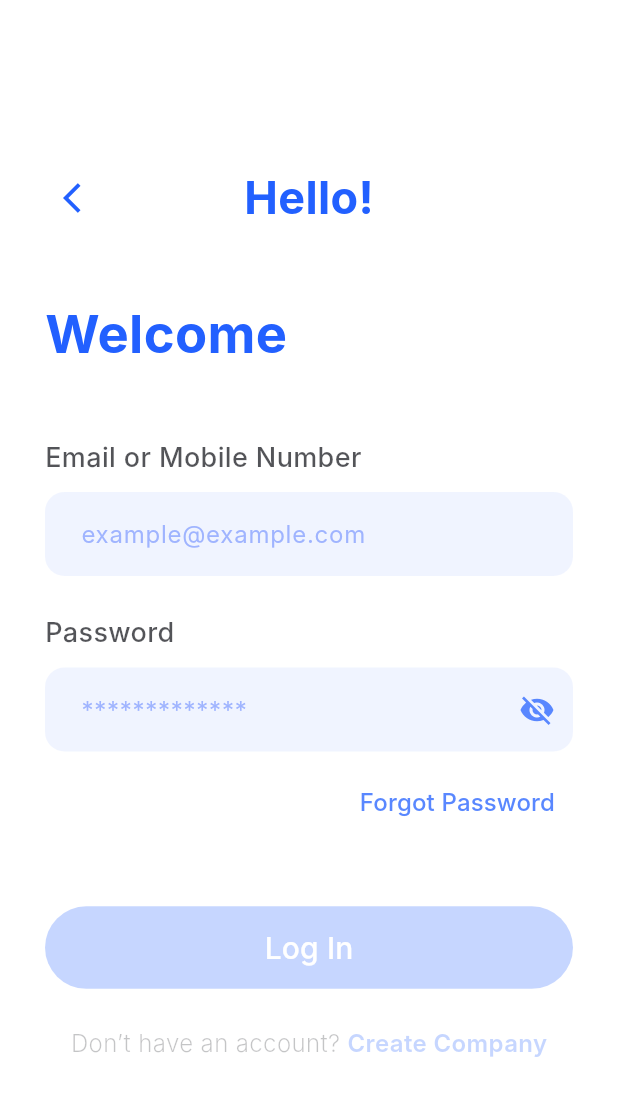
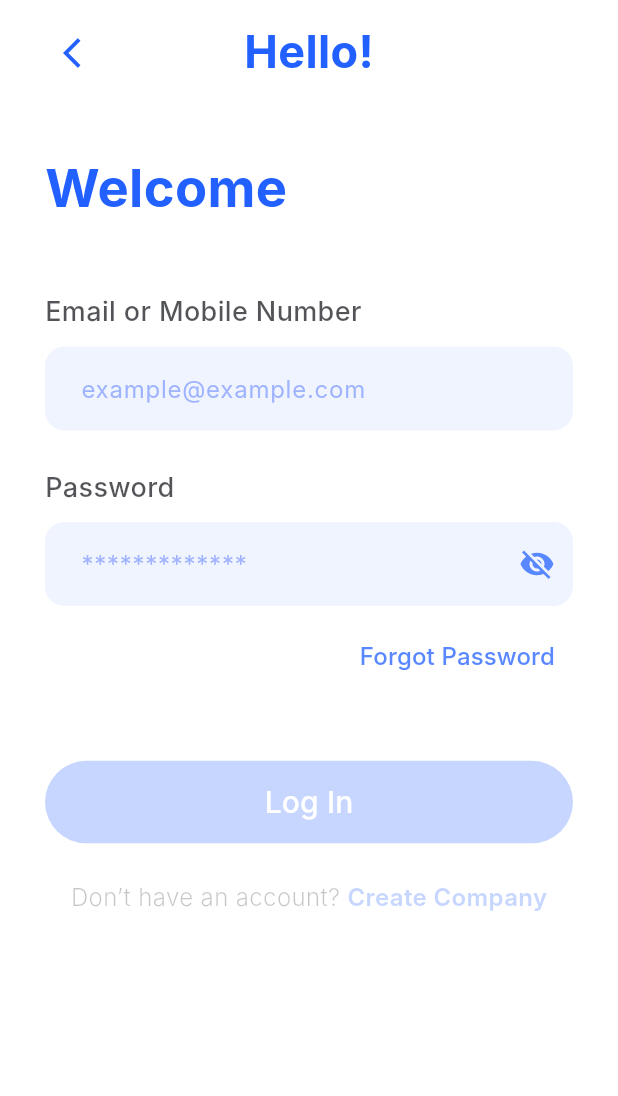
Before and after one commit to mailiemtruc/officesync, a Flutter app: the screen it shows after launch, after a tap on "Log In", on a phone screen of 412 x 824 dp. Shown: the top 1096 px of the screen. Run offline on Flutter 3.47's test engine with Material 3 defaults, Android fonts, the light colour scheme and no system bars; Roboto replaces fonts that are missing (Inter).

Commit message:
Cập nhật

```diff
--- a/lib/features/auth_service/presentation/screens/login_screen.dart
+++ b/lib/features/auth_service/presentation/screens/login_screen.dart
@@ -51,16 +51,15 @@ class _LoginScreenState extends State<LoginScreen> {
   Widget build(BuildContext context) {
     // 1. Kiểm tra kích thước màn hình
     final width = MediaQuery.of(context).size.width;
-    final isDesktop = width > 900; // Desktop nếu > 900px
+    final isDesktop = width > 900;
 
     return Scaffold(
       backgroundColor: Colors.white,
       body: SafeArea(
         child: isDesktop
-            // --- GIAO DIỆN DESKTOP ---
+            // --- GIAO DIỆN DESKTOP (Giữ nguyên Split View) ---
             ? Row(
                 children: [
-                  // CỘT TRÁI: Welcome Back Panel (Màu xanh)
                   Expanded(
                     flex: 4,
                     child: Container(
@@ -68,7 +67,6 @@ class _LoginScreenState extends State<LoginScreen> {
                       child: Column(
                         mainAxisAlignment: MainAxisAlignment.center,
                         children: [
-                          // Icon Vẫy tay chào
                           Container(
                             padding: const EdgeInsets.all(20),
                             decoration: BoxDecoration(
@@ -76,7 +74,7 @@ class _LoginScreenState extends State<LoginScreen> {
                               shape: BoxShape.circle,
                             ),
                             child: const Icon(
-                              Icons.waving_hand_rounded, // Icon vẫy tay
+                              Icons.waving_hand_rounded,
                               size: 80,
                               color: Colors.white,
                             ),
@@ -109,24 +107,24 @@ class _LoginScreenState extends State<LoginScreen> {
                       ),
                     ),
                   ),
-
-                  // CỘT PHẢI: Form Login (Màu trắng)
                   Expanded(
                     flex: 6,
                     child: Center(
                       child: ConstrainedBox(
                         constraints: const BoxConstraints(maxWidth: 500),
-                        child: _buildLoginForm(), // Tái sử dụng form
+                        child: _buildLoginForm(),
                       ),
                     ),
                   ),
                 ],
               )
-            // --- GIAO DIỆN MOBILE ---
-            : Center(
+            // --- GIAO DIỆN MOBILE (ĐÃ SỬA) ---
+            : Align(
+                // SỬA Ở ĐÂY: Thay Center bằng Align + topCenter
+                alignment: Alignment.topCenter,
                 child: ConstrainedBox(
                   constraints: const BoxConstraints(maxWidth: 500),
-                  child: _buildLoginForm(), // Tái sử dụng form
+                  child: _buildLoginForm(),
                 ),
               ),
       ),
--- a/lib/features/auth_service/presentation/screens/register_screen.dart
+++ b/lib/features/auth_service/presentation/screens/register_screen.dart
@@ -32,36 +32,31 @@ class _RegisterScreenState extends State<RegisterScreen> {
 
   @override
   Widget build(BuildContext context) {
-    // Lấy chiều rộng màn hình hiện tại
     final width = MediaQuery.of(context).size.width;
-    // Quy ước: Lớn hơn 800px thì coi là Desktop/Tablet ngang
-    final isDesktop = width > 800;
+    final isDesktop = width > 900;
 
     return Scaffold(
       backgroundColor: Colors.white,
       body: SafeArea(
         child: isDesktop
-            // --- GIAO DIỆN DESKTOP (Split View) ---
+            // --- DESKTOP: Split View ---
             ? Row(
                 children: [
-                  // CỘT TRÁI: Logo + Text (Chiếm 50% màn hình)
                   Expanded(
                     flex: 1,
                     child: Container(
-                      color: AppColors.primary.withOpacity(
-                        0.05,
-                      ), // Nền nhẹ cho sang
+                      color: AppColors.primary.withOpacity(0.05),
                       child: Column(
                         mainAxisAlignment: MainAxisAlignment.center,
                         children: [
-                          _buildLogo(),
+                          // Truyền isDesktop = true để logo to ra
+                          _buildLogo(isDesktop: true),
                           const SizedBox(height: 20),
-                          _buildText(),
+                          _buildText(isDesktop: true),
                         ],
                       ),
                     ),
                   ),
-                  // CỘT PHẢI: Buttons (Chiếm 50% màn hình)
                   Expanded(
                     flex: 1,
                     child: Center(
@@ -73,16 +68,17 @@ class _RegisterScreenState extends State<RegisterScreen> {
                   ),
                 ],
               )
-            // --- GIAO DIỆN MOBILE (Như cũ) ---
+            // --- MOBILE: Giữ nguyên Spacer để bố cục thoáng ---
             : SizedBox(
                 width: double.infinity,
                 child: Column(
                   mainAxisAlignment: MainAxisAlignment.center,
                   children: [
                     const Spacer(flex: 2),
-                    _buildLogo(),
+                    // Truyền isDesktop = false để giữ kích thước chuẩn mobile
+                    _buildLogo(isDesktop: false),
                     const SizedBox(height: 20),
-                    _buildText(),
+                    _buildText(isDesktop: false),
                     const Spacer(flex: 3),
                     Padding(
                       padding: const EdgeInsets.symmetric(horizontal: 40),
@@ -96,9 +92,11 @@ class _RegisterScreenState extends State<RegisterScreen> {
     );
   }
 
-  // --- TÁCH CÁC WIDGET RA ĐỂ TÁI SỬ DỤNG ---
+  // --- SỬA: Thêm tham số isDesktop để chỉnh kích thước ---
+  Widget _buildLogo({required bool isDesktop}) {
+    // Nếu Desktop: 400px (cho khớp Splash). Nếu Mobile: 279px.
+    final double size = isDesktop ? 400 : 279;
 
-  Widget _buildLogo() {
     return AnimatedScale(
       scale: _isLogoVisible ? 1.0 : 0.5,
       duration: const Duration(milliseconds: 800),
@@ -107,15 +105,19 @@ class _RegisterScreenState extends State<RegisterScreen> {
         opacity: _isLogoVisible ? 1.0 : 0.0,
         duration: const Duration(milliseconds: 800),
         child: SizedBox(
-          width: 279,
-          height: 291,
+          width: size,
+          height: size, // Giữ tỷ lệ vuông hoặc chỉnh theo ảnh gốc
           child: Image.asset('assets/images/logo2.png', fit: BoxFit.contain),
         ),
       ),
     );
   }
 
-  Widget _buildText() {
+  Widget _buildText({required bool isDesktop}) {
+    // Nếu Desktop: Font to hơn để lấp đầy khoảng trống
+    final double titleSize = isDesktop ? 90 : 55;
+    final double sloganSize = isDesktop ? 30 : 18;
+
     return AnimatedSlide(
       offset: _isTextVisible ? Offset.zero : const Offset(0, 0.5),
       duration: const Duration(milliseconds: 800),
@@ -124,26 +126,26 @@ class _RegisterScreenState extends State<RegisterScreen> {
         opacity: _isTextVisible ? 1.0 : 0.0,
         duration: const Duration(milliseconds: 800),
         child: Column(
-          children: const [
+          children: [
             Text(
               'OfficeSync',
               textAlign: TextAlign.center,
               style: TextStyle(
                 color: AppColors.primary,
-                fontSize: 55,
+                fontSize: titleSize, // Responsive Font
                 fontStyle: FontStyle.italic,
                 fontFamily: 'Inter',
                 fontWeight: FontWeight.w800,
                 height: 1.0,
               ),
             ),
-            SizedBox(height: 10),
+            const SizedBox(height: 10),
             Text(
               'The Pulse of Business',
               textAlign: TextAlign.center,
               style: TextStyle(
                 color: AppColors.primary,
-                fontSize: 18,
+                fontSize: sloganSize, // Responsive Font
                 fontFamily: 'Inter',
                 fontWeight: FontWeight.w700,
                 letterSpacing: 0.5,
```
Also changed, not shown: lib/features/auth_service/presentation/screens/forgot_password_screen.dart (+8 -10 lines), lib/features/auth_service/presentation/screens/otp_verification_screen.dart (+9 -11 lines), lib/features/auth_service/presentation/screens/set_password_screen.dart (+9 -11 lines), lib/features/auth_service/presentation/screens/sign_up_screen.dart (+10 -13 lines).
